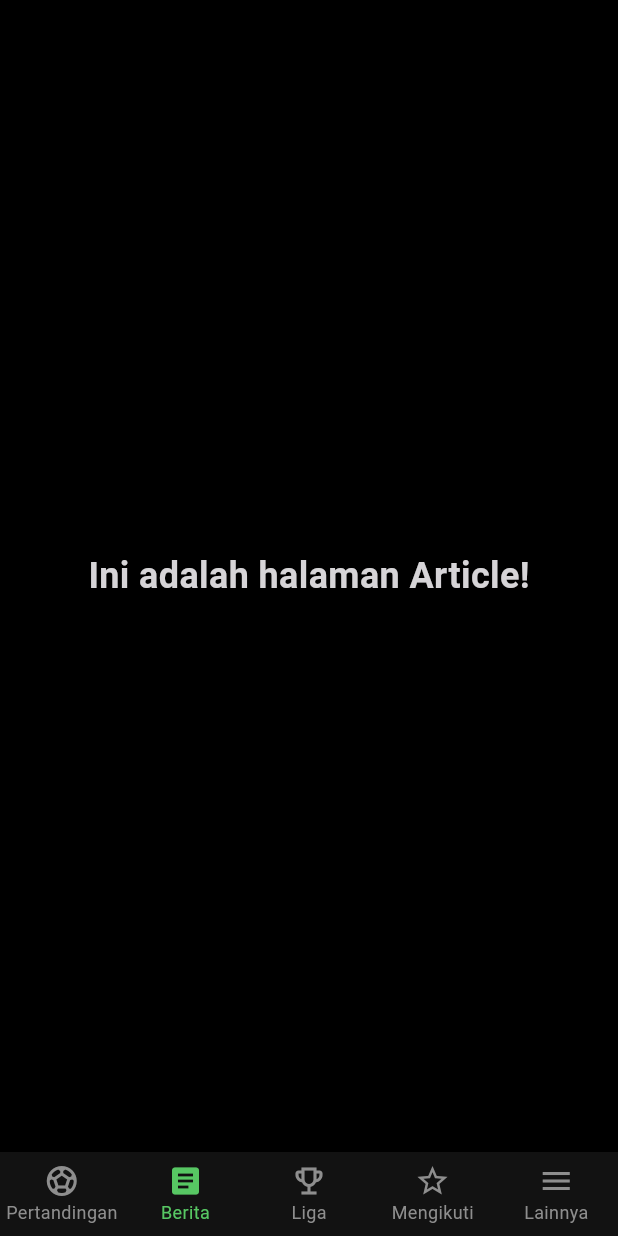
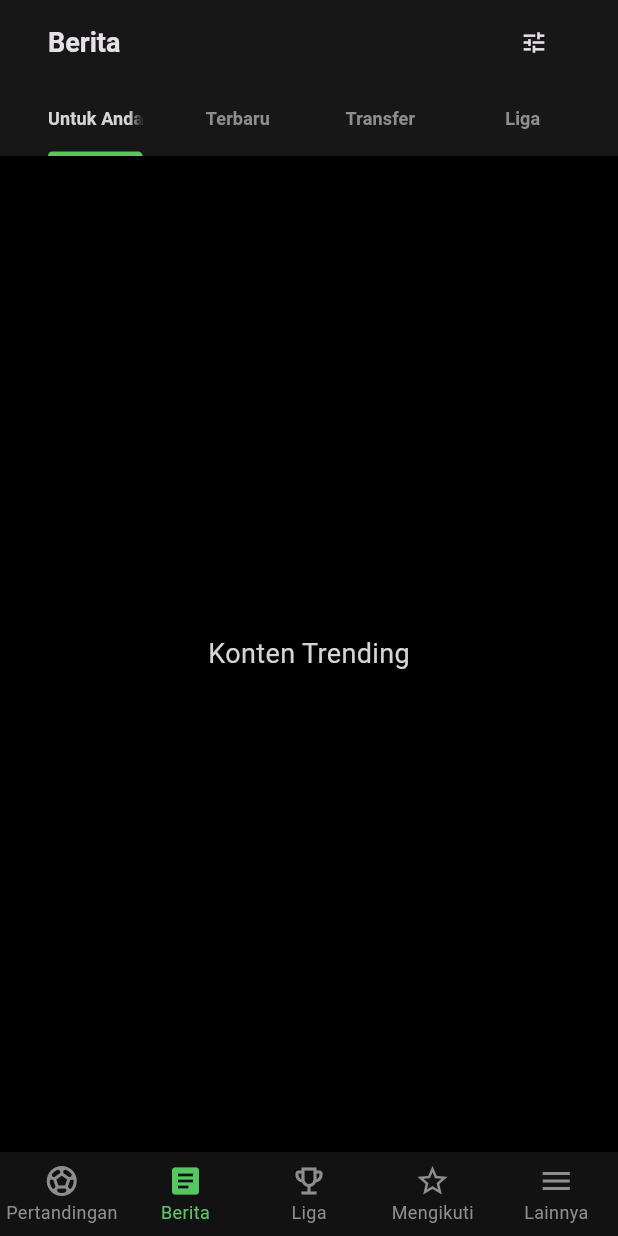
Before and after one commit to Ivanrhmt77/fotmob, a Flutter app: the screen it shows after launch, item 2 of the bottom bar chosen, on a phone screen of 412 x 824 dp. Run offline on Flutter 3.47's test engine with Material 3 defaults, Android fonts, the phone set to English and light mode, and no system bars.

Commit message:
Add app bar in article page

```diff
--- a/lib/screens/article_page.dart
+++ b/lib/screens/article_page.dart
@@ -1,17 +1,95 @@
 import 'package:flutter/material.dart';
+import 'package:fotmob/screens/not_found_page.dart';
+import 'package:fotmob/utils/colors.dart';
 
 class ArticlePage extends StatelessWidget {
   const ArticlePage({super.key});
 
   @override
   Widget build(BuildContext context) {
-    return Scaffold(
-      body: const Center(
-        child: Text(
-          'Ini adalah halaman Article!',
-          style: TextStyle(fontSize: 24, fontWeight: FontWeight.bold),
+    return DefaultTabController(
+      length: 4,
+      child: Scaffold(
+        appBar: _buildAppBar(context),
+        body: const TabBarView(
+          children: [
+            Center(
+              child: Text("Konten Trending", style: TextStyle(fontSize: 18)),
+            ),
+            NotFoundPage(),
+            NotFoundPage(),
+            NotFoundPage(),
+          ],
         ),
       ),
     );
   }
+
+  PreferredSizeWidget _buildAppBar(BuildContext context) {
+    return AppBar(
+      backgroundColor: AppColors.darkBlackGray,
+      title: Padding(
+        padding: const EdgeInsets.symmetric(horizontal: 16),
+        child: Row(
+          mainAxisAlignment: MainAxisAlignment.spaceBetween,
+          children: [
+            const Text(
+              "Berita",
+              style: TextStyle(fontSize: 18, fontWeight: FontWeight.w600),
+            ),
+            IconButton(
+              icon: const Icon(Icons.tune),
+              onPressed: () => _showBottomSheet(context),
+              iconSize: 18,
+            ),
+          ],
+        ),
+      ),
+      bottom: PreferredSize(
+        preferredSize: const Size.fromHeight(48),
+        child: Theme(
+          data: Theme.of(context).copyWith(
+            tabBarTheme: const TabBarTheme(dividerColor: Colors.transparent),
+          ),
+          child: Padding(
+            padding: const EdgeInsets.symmetric(horizontal: 16),
+            child: TabBar(
+              indicatorColor: AppColors.green,
+              indicatorSize: TabBarIndicatorSize.label,
+              labelColor: AppColors.lightGray,
+              labelStyle: const TextStyle(
+                fontWeight: FontWeight.w600,
+                fontSize: 12,
+              ),
+              unselectedLabelColor: AppColors.gray,
+              tabs: const [
+                Tab(text: "Untuk Anda"),
+                Tab(text: "Terbaru"),
+                Tab(text: "Transfer"),
+                Tab(text: "Liga"),
+              ],
+            ),
+          ),
+        ),
+      ),
+    );
+  }
+
+  void _showBottomSheet(BuildContext context) {
+    showModalBottomSheet(
+      context: context,
+      backgroundColor: AppColors.blackGray,
+      shape: const RoundedRectangleBorder(
+        borderRadius: BorderRadius.vertical(top: Radius.circular(16)),
+      ),
+      builder: (context) {
+        return SizedBox(
+          height: MediaQuery.of(context).size.height * 0.5,
+          child: const Center(
+            child: Text("Filter", style: TextStyle(fontSize: 18)),
+          ),
+        );
+      },
+    );
+  }
 }
--- a/lib/screens/main_page.dart
+++ b/lib/screens/main_page.dart
@@ -28,27 +28,20 @@ class _MyHomePageState extends State<MyHomePage> {
   @override
   Widget build(BuildContext context) {
     return Scaffold(
-      // appBar: _buildAppBar(),
       body: _pages[_selectedIndex],
       bottomNavigationBar: _buildBottomNavigationBar(),
     );
   }
 
-  // AppBar _buildAppBar() {
-  //   return AppBar(backgroundColor: AppColors.darkBlackGray, );
-  // }
-
   Widget _buildBottomNavigationBar() {
     return BottomNavigationBar(
-      type:
-          BottomNavigationBarType
-              .fixed, // Agar backgroundColor tidak transparan
+      type: BottomNavigationBarType.fixed,
       backgroundColor: AppColors.darkGray,
       currentIndex: _selectedIndex,
       selectedItemColor: AppColors.green,
       unselectedItemColor: AppColors.gray,
-      selectedLabelStyle: const TextStyle(fontSize: 12), // Ukuran tetap
-      unselectedLabelStyle: const TextStyle(fontSize: 12), // Ukuran tetap
+      selectedLabelStyle: const TextStyle(fontSize: 12),
+      unselectedLabelStyle: const TextStyle(fontSize: 12),
       onTap: _onItemTapped,
       items: const [
         BottomNavigationBarItem(
```
